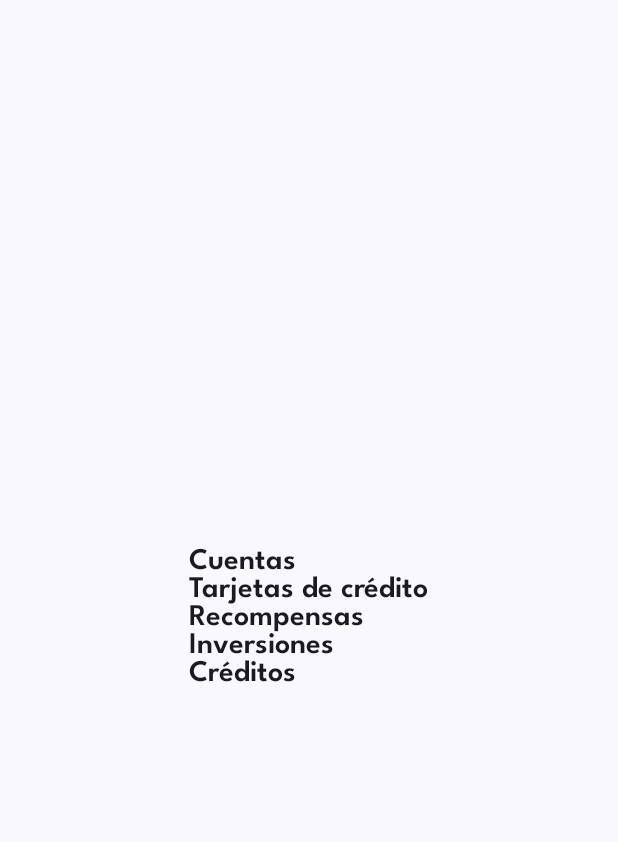
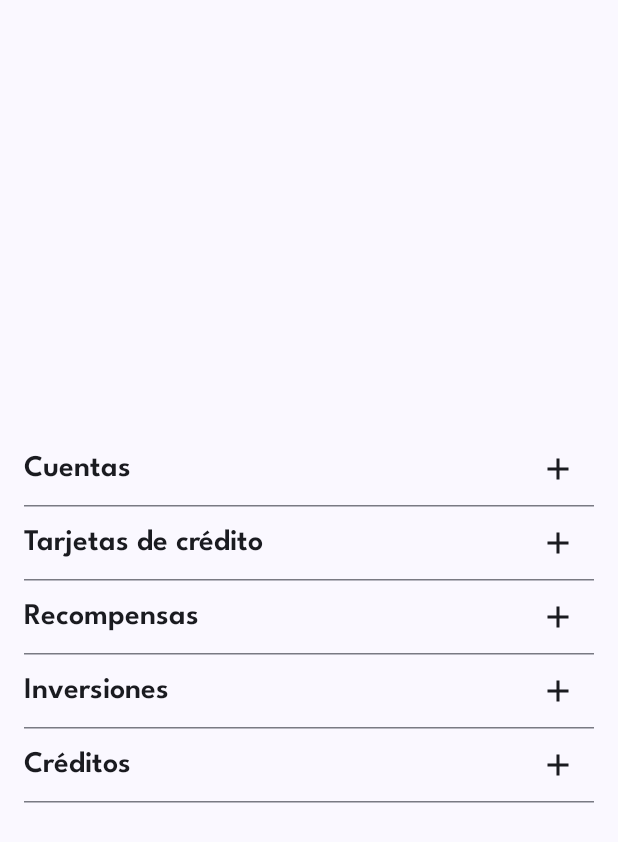
Before and after one commit to pedro-donoso/jetpackCompose-Material, an Android app built with Jetpack Compose: the screen it shows after launch (MainActivity), on a phone screen of 412 x 824 dp. Shown: the top 842 px of the screen. Run offline under Robolectric (Android 15) with nearby library versions, the phone set to English and light mode, and no system bars.

Commit message:
agrego boton

```diff
--- a/app/src/main/java/com/example/mibanco/screens/HomeScreen.kt
+++ b/app/src/main/java/com/example/mibanco/screens/HomeScreen.kt
@@ -1,11 +1,22 @@
 package com.example.mibanco.screens
 
+import androidx.compose.foundation.layout.PaddingValues
+import androidx.compose.foundation.layout.Row
 import androidx.compose.foundation.lazy.LazyColumn
 import androidx.compose.foundation.lazy.items
+import androidx.compose.material.icons.Icons
+import androidx.compose.material.icons.filled.Add
+import androidx.compose.material3.HorizontalDivider
+import androidx.compose.material3.Icon
+import androidx.compose.material3.IconButton
 import androidx.compose.material3.MaterialTheme
 import androidx.compose.material3.Text
 import androidx.compose.runtime.Composable
+import androidx.compose.ui.Alignment
+import androidx.compose.ui.Modifier
+import androidx.compose.ui.unit.dp
 import com.example.mibanco.models.ItemsPrincipal
+
 
 @Composable
 fun HomeScreen() {
@@ -17,17 +28,29 @@ fun HomeScreen() {
         ItemsPrincipal.ItemPrincipal5
     )
 
-    LazyColumn {
+    LazyColumn(
+        contentPadding = PaddingValues(16.dp)
+    ) {
         items(listaItemsPrincipal) { item ->
             ListItemRow(item)
+            HorizontalDivider()
         }
     }
 }
 
 @Composable
-fun ListItemRow(item: ItemsPrincipal) { // Cambia aquí también para que coincida
-    Text(
-        text = item.title,
-        style = MaterialTheme.typography.titleMedium
-    )
+fun ListItemRow(item: ItemsPrincipal) {
+    Row(
+        verticalAlignment = Alignment.CenterVertically
+    ){
+        Text(
+            text = item.title,
+            style = MaterialTheme.typography.titleMedium,
+            modifier = Modifier.weight(1f)
+        )
+        IconButton(onClick = {}) {
+            Icon(imageVector = Icons.Default.Add,
+                contentDescription = "Más información")
+        }
+    }
 }
```
